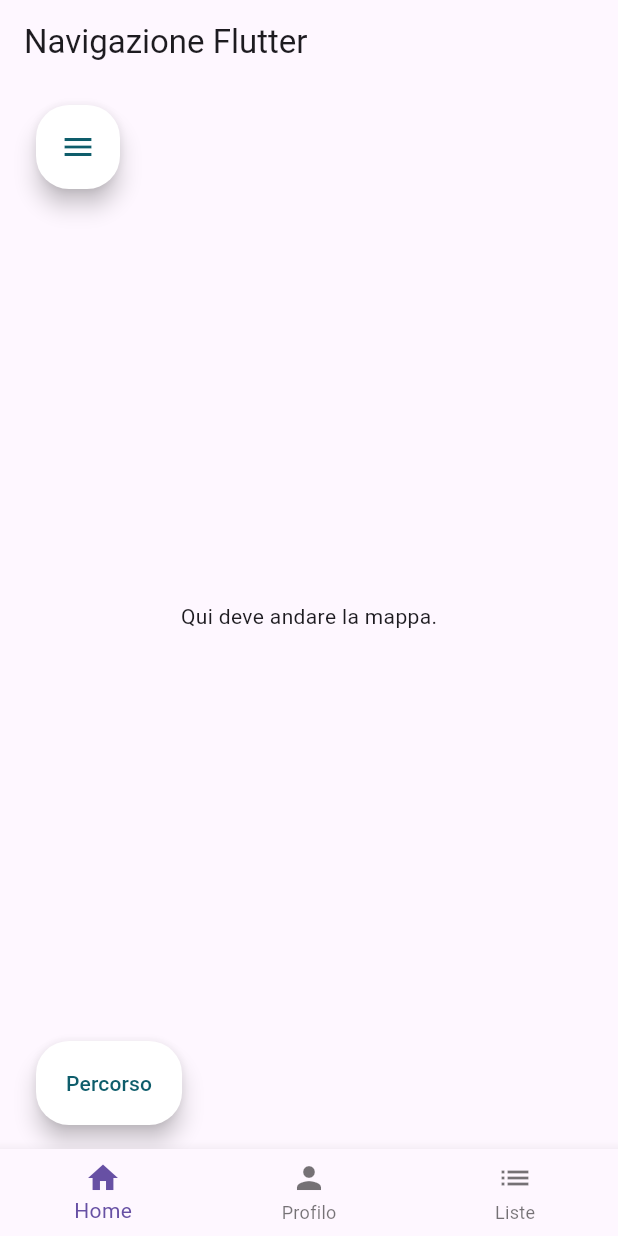
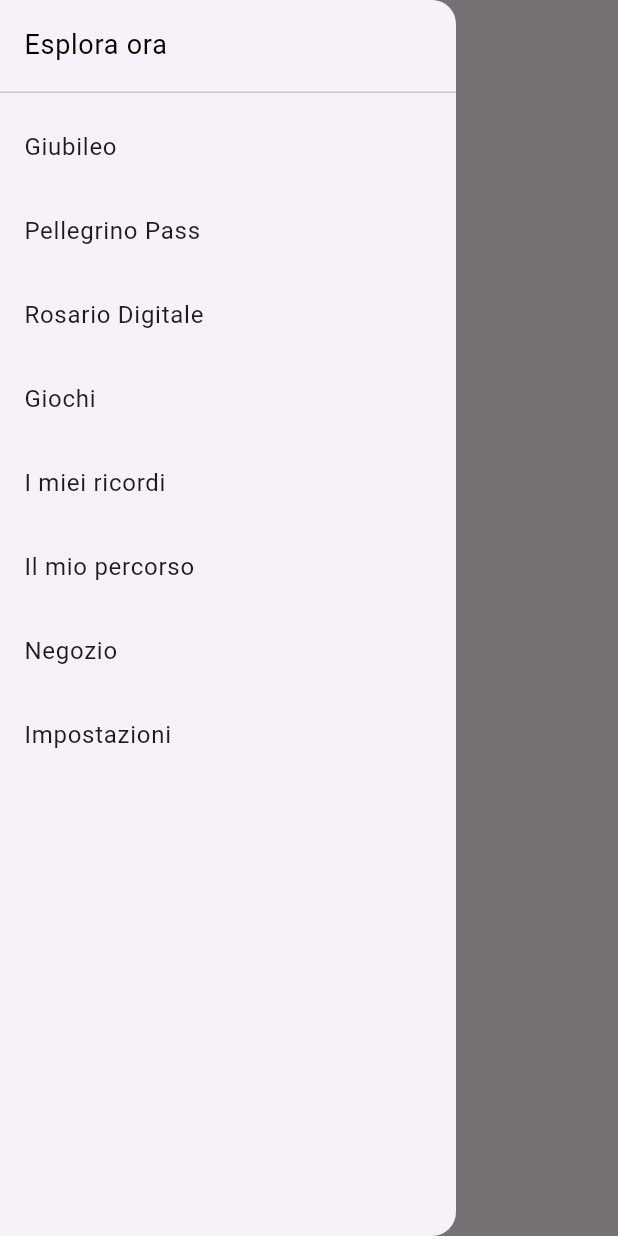
Before and after one commit to Davencode/testarchitecture, a Flutter app: the screen it shows after launch, after a tap on the "menu" icon, on a phone screen of 412 x 824 dp. Run offline on Flutter 3.47's test engine with Material 3 defaults, Android fonts, the phone set to English and light mode, and no system bars.

Commit message:
[Update] - Added hamburger menu - Removed bottom navigation bar - Adjusted main view

```diff
--- a/lib/main.dart
+++ b/lib/main.dart
@@ -12,10 +12,6 @@ class MyApp extends StatelessWidget {
   @override
   Widget build(BuildContext context) {
     return MaterialApp(
-      title: 'Navigazione Flutter',
-      theme: ThemeData(
-        primarySwatch: Colors.blue,
-      ),
       home: SplashScreen(),
     );
   }
@@ -46,28 +42,7 @@ class _HomeScreenState extends State<HomeScreen> {
   @override
   Widget build(BuildContext context) {
     return Scaffold(
-      appBar: AppBar(
-        title: const Text('Navigazione Flutter'),
-      ),
       body: _screens[_selectedIndex],
-      bottomNavigationBar: BottomNavigationBar(
-        items: const <BottomNavigationBarItem>[
-          BottomNavigationBarItem(
-            icon: Icon(Icons.home),
-            label: 'Home',
-          ),
-          BottomNavigationBarItem(
-            icon: Icon(Icons.person),
-            label: 'Profilo',
-          ),
-          BottomNavigationBarItem(
-            icon: Icon(Icons.list),
-            label: 'Liste',
-          ),
-        ],
-        currentIndex: _selectedIndex,
-        onTap: _onItemTapped,
-      ),
     );
   }
 }
--- a/lib/screens/blankScreen.dart
+++ b/lib/screens/blankScreen.dart
@@ -1,15 +1,18 @@
 import 'package:flutter/material.dart';
 import 'package:testarchitecture/screens/splash_screen.dart';
 
+import 'package:flutter/material.dart';
+
 class BlankScreen extends StatelessWidget {
-  const BlankScreen({super.key});
+  const BlankScreen({Key? key}) : super(key: key);
 
   @override
   Widget build(BuildContext context) {
     return Scaffold(
-      drawer: SplashScreen(),
       floatingActionButtonLocation: FloatingActionButtonLocation.startFloat,
-      floatingActionButton: Padding(
+      floatingActionButton: Builder(
+        builder: (BuildContext context) {
+          return Padding(
             padding: EdgeInsets.only(top: MediaQuery.of(context).padding.top + 30, left: 8),
             child: Column(
               mainAxisAlignment: MainAxisAlignment.spaceBetween,
@@ -21,11 +24,13 @@ class BlankScreen extends StatelessWidget {
                   shape: RoundedRectangleBorder(
                     borderRadius: BorderRadius.circular(22),
                   ),
-              onPressed: () {},
+                  onPressed: () {
+                    Scaffold.of(context).openDrawer(); // Apri il Drawer
+                  },
                   hoverColor: Colors.grey,
                   child: const Icon(Icons.menu),
                 ),
-            SizedBox(height: 16), // Aggiungi spazio tra i due FABs
+                SizedBox(height: 16),
                 FloatingActionButton.extended(
                   backgroundColor: Colors.white,
                   foregroundColor: Color(0xFF0E5D6B),
@@ -34,8 +39,86 @@ class BlankScreen extends StatelessWidget {
                   ),
                   onPressed: () {},
                   hoverColor: Colors.grey,
-              label: Text('Percorso'),
+                  label: Text('Giro 7 Chiese'),
                 ),
+              ],
+            ),
+          );
+        },
+      ),
+      drawer: Drawer(
+        child: ListView(
+          padding: EdgeInsets.zero,
+          children: <Widget>[
+            SizedBox(
+              height: 70,
+              child: DrawerHeader(
+                child: Text(
+                  'Esplora ora',
+                  style: TextStyle(
+                    color: Colors.black,
+                    fontSize: 18
+                  ),
+                ),
+              ),
+            ),
+            ListTile(
+              title: Text('Giubileo'),
+              onTap: () {
+                // Aggiungi qui la logica per la navigazione alla home
+                Navigator.pop(context); // Chiudi il Drawer
+              },
+            ),
+            ListTile(
+              title: Text('Pellegrino Pass'),
+              onTap: () {
+                // Aggiungi qui la logica per la navigazione alle impostazioni
+                Navigator.pop(context); // Chiudi il Drawer
+              },
+            ),
+            ListTile(
+              title: Text('Rosario Digitale'),
+              onTap: () {
+                // Aggiungi qui la logica per la navigazione alle impostazioni
+                Navigator.pop(context); // Chiudi il Drawer
+              },
+            ),
+            ListTile(
+              title: Text('Giochi'),
+              onTap: () {
+                // Aggiungi qui la logica per la navigazione alle impostazioni
+                Navigator.pop(context); // Chiudi il Drawer
+              },
+            ),
+            ListTile(
+              title: Text('I miei ricordi'),
+              onTap: () {
+                // Aggiungi qui la logica per la navigazione alle impostazioni
+                Navigator.pop(context); // Chiudi il Drawer
+              },
+            ),
+            ListTile(
+              title: Text('Il mio percorso'),
+              onTap: () {
+                // Aggiungi qui la logica per la navigazione alle impostazioni
+                Navigator.pop(context); // Chiudi il Drawer
+              },
+            ),
+            ListTile(
+              title: Text('Negozio'),
+              onTap: () {
+                // Aggiungi qui la logica per la navigazione alle impostazioni
+                Navigator.pop(context); // Chiudi il Drawer
+              },
+            ),
+            ListTile(
+              title: Text('Impostazioni'),
+              onTap: () {
+                // Aggiungi qui la logica per la navigazione alle impostazioni
+                Navigator.pop(context); // Chiudi il Drawer
+              },
+            )
+            // Aggiungi altri ListTile per altri elementi del menu
           ],
         ),
       ),
@@ -44,5 +127,4 @@ class BlankScreen extends StatelessWidget {
       ),
     );
   }
-
 }
--- a/lib/screens/homeScreen.dart
+++ b/lib/screens/homeScreen.dart
@@ -9,10 +9,6 @@ class MyApp extends StatelessWidget {
   @override
   Widget build(BuildContext context) {
     return MaterialApp(
-      title: 'Navigazione Flutter',
-      theme: ThemeData(
-        primarySwatch: Colors.blue,
-      ),
       initialRoute: '/',
       routes: {
         '/': (context) => BlankScreen(),
```
Lines whose indentation alone changed are shown as unchanged.
